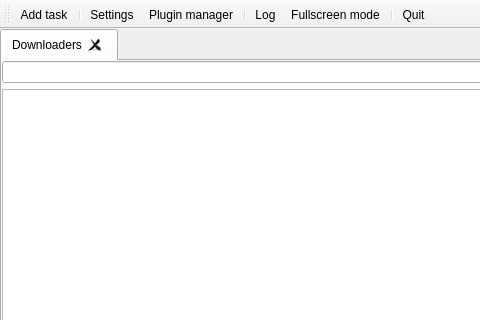
First picture: the form in src/leechcraft.ui, repository 0xd34df00d/leechcraft, before the edit; both pictures show x 0 to 480 and y 0 to 320 of the 632 by 418 pixel window.
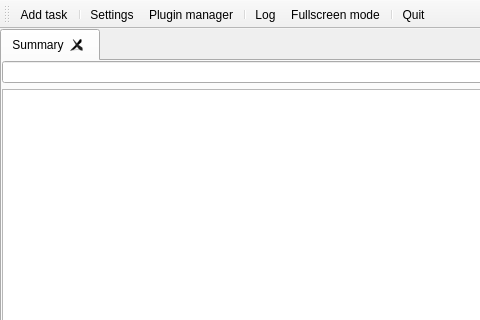
Second picture: the form after the edit. Icons and pictures are not drawn. Custom widgets are drawn as their Qt base class.

Commit message: Core: Downloaders tab -> Summary tab.

```diff
--- a/src/leechcraft.ui
+++ b/src/leechcraft.ui
@@ -44,7 +44,7 @@
       </property>
       <widget class="QWidget" name="DownloadersTab_">
        <attribute name="title">
-        <string>Downloaders</string>
+        <string>Summary</string>
        </attribute>
        <layout class="QVBoxLayout" name="verticalLayout_2">
         <property name="margin">
```
The commit also changes 1 other file.
